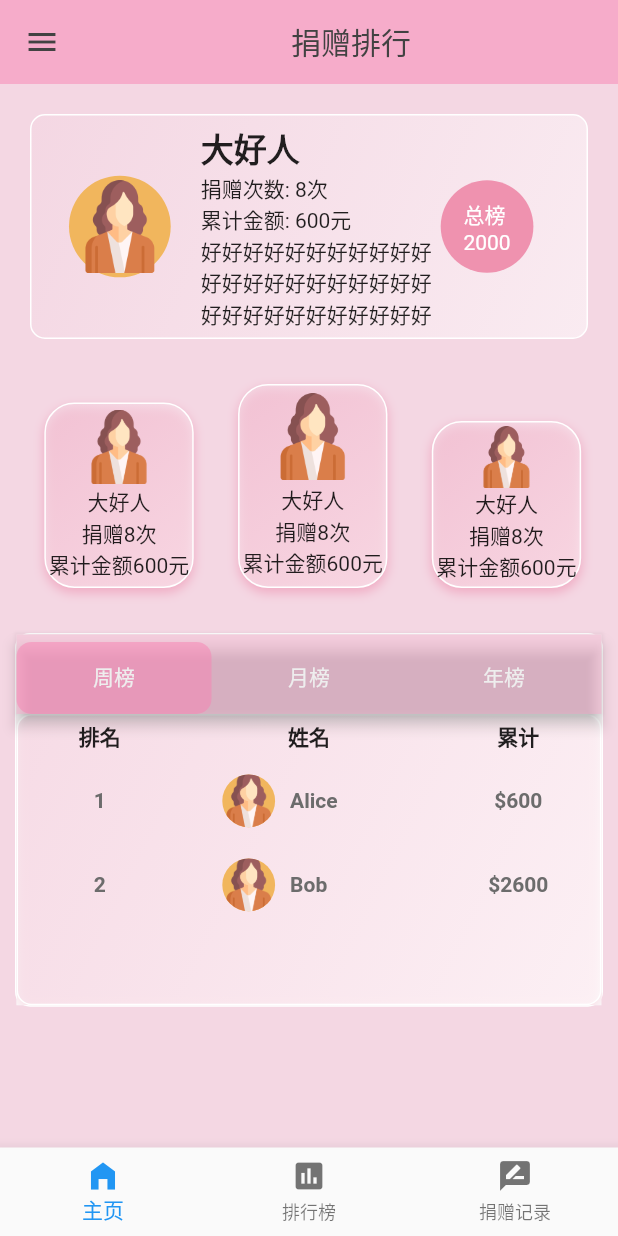
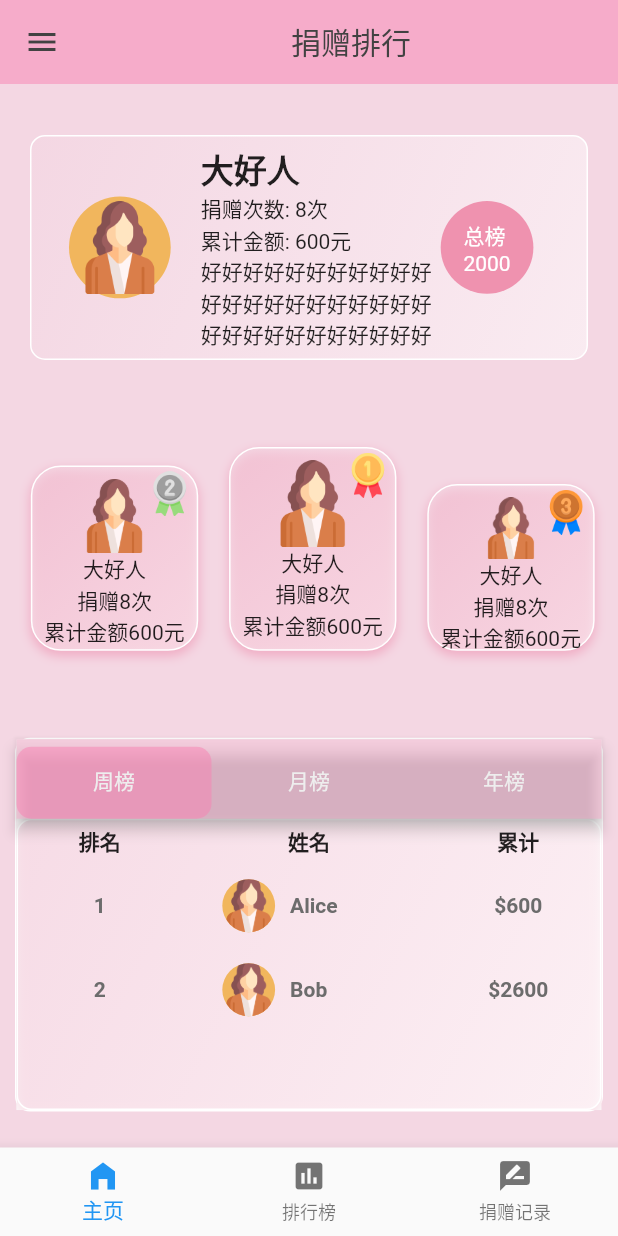
Before and after one commit to Wanli-Go/ming_guang_zhu_meng, a Flutter app: the screen it shows after launch, on a phone screen of 412 x 824 dp. Run offline on Flutter 3.47's test engine with Material 2 defaults, Android fonts, the phone set to English and light mode, and no system bars; Roboto replaces fonts that are missing (StarRail).

Commit message:
增加了图标
增加了排行榜图标

```diff
--- a/lib/donor/components/donor_ranking_tile.dart
+++ b/lib/donor/components/donor_ranking_tile.dart
@@ -7,16 +7,20 @@ class DonorRankingTile extends StatelessWidget {
   final Donor donor;
   final double height;
   final double imageHeight;
+  final String medalImagePath;
   const DonorRankingTile({
     super.key,
     required this.donor,
     required this.height,
     required this.imageHeight,
+    required this.medalImagePath,
   });
 
   @override
   Widget build(BuildContext context) {
-    return Container(
+    return Stack(
+      children: [
+        Container(
           height: height, //130
           decoration: BoxDecoration(
             color: primaryColor.withOpacity(0.5), // 方框的背景颜色
@@ -49,7 +53,7 @@ class DonorRankingTile extends StatelessWidget {
             ),
           ),
           margin: const EdgeInsets.only(left: 5),
-      padding: const EdgeInsets.all(2),
+          padding: const EdgeInsets.all(8),
           child: Column(
               mainAxisAlignment: MainAxisAlignment.spaceEvenly,
               crossAxisAlignment: CrossAxisAlignment.center,
@@ -69,6 +73,24 @@ class DonorRankingTile extends StatelessWidget {
                   ],
                 )
               ]),
+        ),
+        Positioned(
+          top: 0, // Stack底部的位置
+          right: 0, // Stack右侧的位置
+          child: Container(
+            // 根据设计调整内边距和大小
+            padding: const EdgeInsets.all(4),
+            decoration: BoxDecoration(
+              // 可选: 为奖章容器添加一个装饰
+              shape: BoxShape.circle, // 圆形容器
+            ),
+            child: Image.asset(
+              medalImagePath, // 替换成你的奖章图标资源路径
+              width: 30, // 调整大小以适应容器
+            ),
+          ),
+        ),
+      ],
     );
   }
 }
--- a/lib/donor/view/rank_page.dart
+++ b/lib/donor/view/rank_page.dart
@@ -29,7 +29,8 @@ class _RankPageState extends State<RankPage> {
             ),
           ),
         ),
-        body: Column(children: [
+        body:
+            Column(mainAxisAlignment: MainAxisAlignment.spaceEvenly, children: [
           //第一块区域
           Container(
             margin: const EdgeInsets.all(20),
@@ -139,16 +140,19 @@ class _RankPageState extends State<RankPage> {
                   donor: donor,
                   height: MediaQuery.of(context).size.width * 0.3,
                   imageHeight: MediaQuery.of(context).size.width * 0.12,
+                  medalImagePath: 'assets/second_medal.png',
                 ),
                 DonorRankingTile(
                   donor: donor,
                   height: MediaQuery.of(context).size.width * 0.33,
                   imageHeight: MediaQuery.of(context).size.width * 0.14,
+                  medalImagePath: 'assets/goldenmedal.png',
                 ),
                 DonorRankingTile(
                   donor: donor,
                   height: MediaQuery.of(context).size.width * 0.27,
                   imageHeight: MediaQuery.of(context).size.width * 0.1,
+                  medalImagePath: 'assets/third_medal.png',
                 ),
               ],
             ),
--- a/lib/main.dart
+++ b/lib/main.dart
@@ -1,5 +1,5 @@
 import 'package:flutter/material.dart';
-import 'package:ming_guang/child/view/my_notification.dart';
+import 'package:ming_guang/child/view/my_notification_page.dart';
 import 'package:ming_guang/donor/view/rank_page.dart';
 
 void main() {
```
Also changed, not shown: assets/goldenmedal.png (added), assets/second_medal.png (added), assets/third_medal.png (added), lib/child/view/my_notification_page.dart (renamed from lib/child/view/my_notification.dart). Lines whose indentation alone changed are shown as unchanged.
